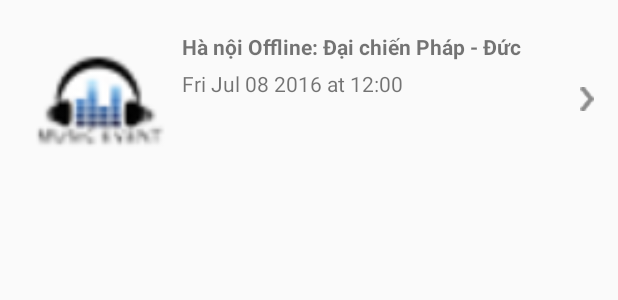
After one commit to HoLuong0211/NearbyMusicEvents, an Android app: the layout music_event_row.xml on its own in the app's theme, with its tools: preview values and no code run, on a phone screen of 412 x 824 dp. The commit adds this screen. Shown: the top 300 px of the screen. Run offline under Robolectric (Android 15) with nearby library versions, the phone set to English and light mode, and no system bars.

Commit message:
Create layout music_event_row+class Event

```diff
--- /dev/null
+++ b/app/src/main/res/layout/music_event_row.xml
@@ -0,0 +1,41 @@
+<?xml version="1.0" encoding="utf-8"?>
+<LinearLayout xmlns:android="http://schemas.android.com/apk/res/android"
+    android:layout_width="match_parent"
+    android:layout_height="wrap_content"
+    android:padding="@dimen/activity_horizontal_margin"
+    android:orientation="horizontal">
+
+    <ImageView
+        android:layout_width="@dimen/width_thumb_event"
+        android:layout_height="@dimen/height_thumb_event"
+        android:background="@drawable/ic_music_event"/>
+
+    <LinearLayout
+        android:layout_width="match_parent"
+        android:layout_height="match_parent"
+        android:layout_weight="1"
+        android:padding="@dimen/activity_vertical_padding"
+        android:orientation="vertical">
+        <TextView
+            android:layout_width="match_parent"
+            android:layout_height="wrap_content"
+            android:maxLines="2"
+            android:textStyle="bold"
+            android:text="Hà nội Offline: Đại chiến Pháp - Đức"/>
+        <TextView
+            android:layout_width="match_parent"
+            android:layout_height="wrap_content"
+            android:layout_marginTop="@dimen/activity_vertical_padding"
+            android:text="Fri Jul 08 2016 at 12:00"/>
+    </LinearLayout>
+
+    <RelativeLayout
+        android:layout_width="wrap_content"
+        android:layout_height="match_parent">
+        <ImageView
+            android:layout_width="wrap_content"
+            android:layout_height="wrap_content"
+            android:src="@drawable/ic_next"
+            android:layout_centerVertical="true"/>
+    </RelativeLayout>
+</LinearLayout>
--- a/app/src/main/res/values/dimens.xml
+++ b/app/src/main/res/values/dimens.xml
@@ -2,7 +2,11 @@
     <!-- Default screen margins, per the Android Design guidelines. -->
     <dimen name="activity_horizontal_margin">16dp</dimen>
     <dimen name="activity_vertical_margin">16dp</dimen>
+    <dimen name="activity_horizontal_padding">10dp</dimen>
+    <dimen name="activity_vertical_padding">5dp</dimen>
     <dimen name="radius_text_size">10sp</dimen>
     <dimen name="height_radius_bar">80dp</dimen>
     <dimen name="height_seek_bar">32dp</dimen>
+    <dimen name="width_thumb_event">100dp</dimen>
+    <dimen name="height_thumb_event">100dp</dimen>
 </resources>
```
Also changed, not shown: app/src/main/java/model/Event.java (added, +124 -0 lines), app/src/main/java/utils/Config.java (added, +11 -0 lines), app/src/main/res/drawable/ic_next.png (added).
